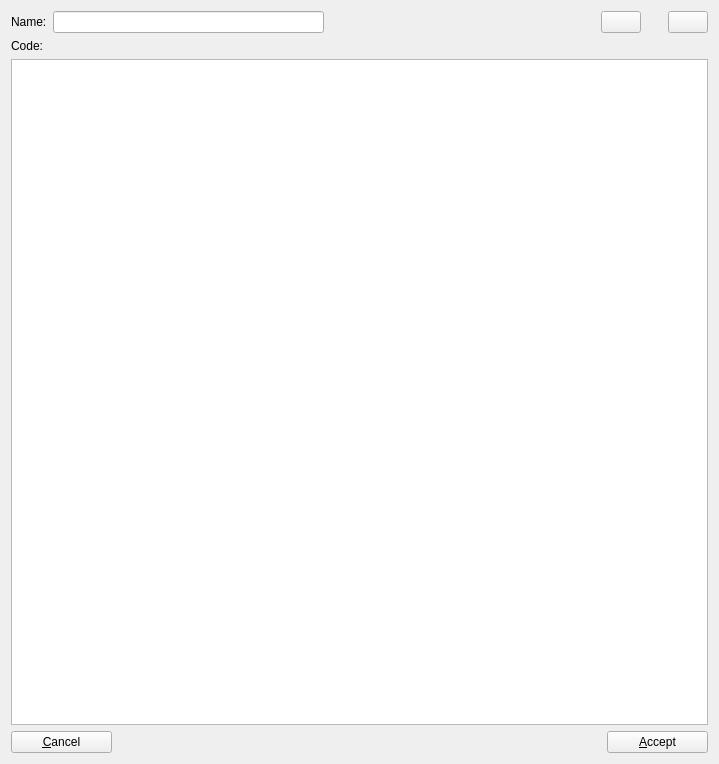
Above: trunk/ui/templateeditfrm.ui from BackupTheBerlios/first4-svn before the change. Below: the same form after it.
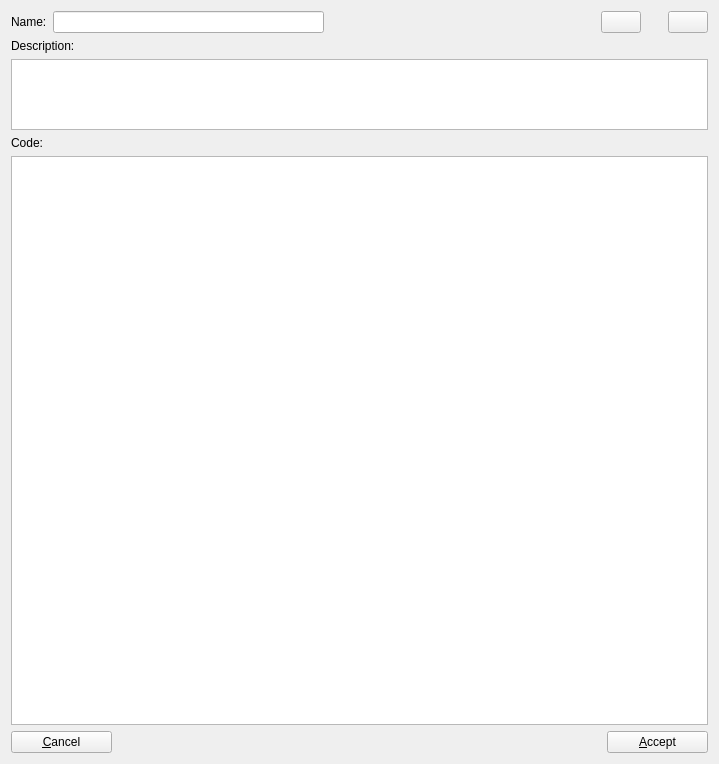
That is the form after the change. Icons and pictures are not drawn.

The edit to the form file:
```diff
--- a/trunk/ui/templateeditfrm.ui
+++ b/trunk/ui/templateeditfrm.ui
@@ -99,16 +99,39 @@
     </layout>
    </item>
    <item row="1" column="0" >
-    <widget class="QLabel" name="label_2" >
+    <widget class="QLabel" name="label_3" >
      <property name="text" >
-      <string>Code:</string>
+      <string>Description:</string>
      </property>
     </widget>
    </item>
    <item row="2" column="0" >
-    <widget class="QTextEdit" name="textEdit" />
+    <widget class="QTextEdit" name="txtdata_2" >
+     <property name="minimumSize" >
+      <size>
+       <width>0</width>
+       <height>71</height>
+      </size>
+     </property>
+     <property name="maximumSize" >
+      <size>
+       <width>16777215</width>
+       <height>71</height>
+      </size>
+     </property>
+    </widget>
    </item>
    <item row="3" column="0" >
+    <widget class="QLabel" name="label_2" >
+     <property name="text" >
+      <string>Code:</string>
+     </property>
+    </widget>
+   </item>
+   <item row="4" column="0" >
+    <widget class="QTextEdit" name="txtdata" />
+   </item>
+   <item row="5" column="0" >
     <layout class="QHBoxLayout" >
      <item>
       <widget class="QPushButton" name="btncancel" >
```
Left out of the diff: 4 changed lines with no effect on the pictures.
